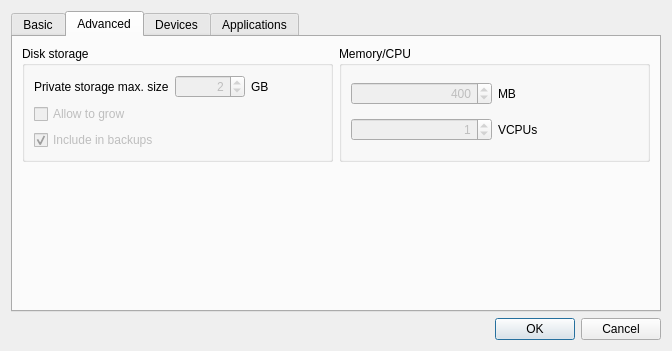
First picture: the form in settingsdlg.ui, repository QubesOS/qubes-manager, before the edit.
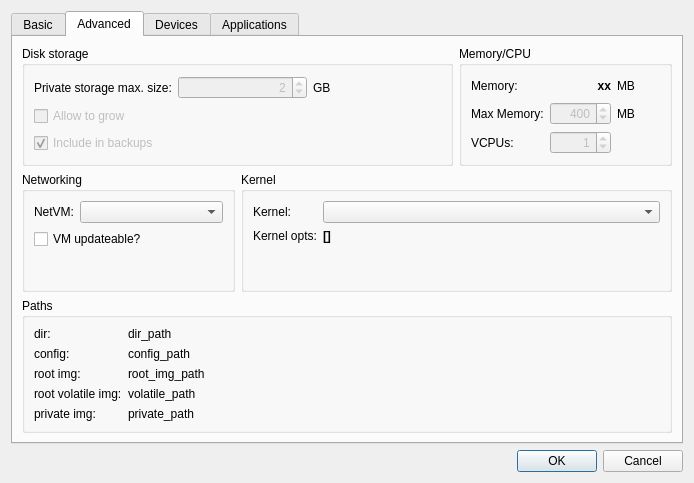
Second picture: the form after the edit. The open tabs and pages were chosen to show the change. Icons and pictures are not drawn.

Commit message: Added settings dialog.

The edit to the form file:
```diff
--- a/settingsdlg.ui
+++ b/settingsdlg.ui
@@ -6,8 +6,8 @@
    <rect>
     <x>0</x>
     <y>0</y>
-    <width>672</width>
-    <height>351</height>
+    <width>694</width>
+    <height>483</height>
    </rect>
   </property>
   <property name="windowTitle">
@@ -92,8 +92,8 @@
         <attribute name="title">
          <string>Advanced</string>
         </attribute>
-        <layout class="QGridLayout" name="gridLayout_4">
-         <item row="0" column="0">
+        <layout class="QGridLayout" name="gridLayout_16">
+         <item row="0" column="0" colspan="2">
           <widget class="QGroupBox" name="groupBox">
            <property name="title">
             <string>Disk storage</string>
@@ -135,7 +135,7 @@
             <item row="0" column="0">
              <widget class="QLabel" name="label_3">
               <property name="text">
-               <string>Private storage max. size</string>
+               <string>Private storage max. size:</string>
               </property>
              </widget>
             </item>
@@ -155,14 +155,14 @@
            </layout>
           </widget>
          </item>
-         <item row="0" column="1">
+         <item row="0" column="2">
           <widget class="QGroupBox" name="groupBox_2">
            <property name="title">
             <string>Memory/CPU</string>
            </property>
            <layout class="QGridLayout" name="gridLayout_5">
-            <item row="0" column="1">
-             <widget class="QSpinBox" name="mem_size">
+            <item row="2" column="1">
+             <widget class="QSpinBox" name="max_mem_size">
               <property name="enabled">
                <bool>false</bool>
               </property>
@@ -180,14 +180,14 @@
               </property>
              </widget>
             </item>
-            <item row="0" column="2">
+            <item row="2" column="2">
              <widget class="QLabel" name="label_6">
               <property name="text">
                <string>MB</string>
               </property>
              </widget>
             </item>
-            <item row="1" column="1">
+            <item row="3" column="1">
              <widget class="QSpinBox" name="spinBox">
               <property name="enabled">
                <bool>false</bool>
@@ -200,10 +200,47 @@
               </property>
              </widget>
             </item>
-            <item row="1" column="2">
+            <item row="0" column="1">
+             <widget class="QLabel" name="mem_size">
+              <property name="font">
+               <font>
+                <weight>75</weight>
+                <bold>true</bold>
+               </font>
+              </property>
+              <property name="text">
+               <string>xx</string>
+              </property>
+              <property name="alignment">
+               <set>Qt::AlignRight|Qt::AlignTrailing|Qt::AlignVCenter</set>
+              </property>
+             </widget>
+            </item>
+            <item row="0" column="2">
+             <widget class="QLabel" name="label_16">
+              <property name="text">
+               <string>MB</string>
+              </property>
+             </widget>
+            </item>
+            <item row="0" column="0">
+             <widget class="QLabel" name="label_15">
+              <property name="text">
+               <string>Memory:</string>
+              </property>
+             </widget>
+            </item>
+            <item row="2" column="0">
+             <widget class="QLabel" name="label_17">
+              <property name="text">
+               <string>Max Memory:</string>
+              </property>
+             </widget>
+            </item>
+            <item row="3" column="0">
              <widget class="QLabel" name="label_4">
               <property name="text">
-               <string>VCPUs</string>
+               <string>VCPUs:</string>
               </property>
              </widget>
             </item>
@@ -211,17 +248,160 @@
           </widget>
          </item>
          <item row="1" column="0">
-          <spacer name="verticalSpacer_2">
-           <property name="orientation">
-            <enum>Qt::Vertical</enum>
+          <widget class="QGroupBox" name="groupBox_9">
+           <property name="title">
+            <string>Networking</string>
            </property>
-           <property name="sizeHint" stdset="0">
-            <size>
-             <width>20</width>
-             <height>124</height>
-            </size>
+           <layout class="QFormLayout" name="formLayout_3">
+            <item row="0" column="0">
+             <widget class="QLabel" name="label_18">
+              <property name="text">
+               <string>NetVM:</string>
+              </property>
+             </widget>
+            </item>
+            <item row="0" column="1">
+             <widget class="QComboBox" name="netVM"/>
+            </item>
+            <item row="1" column="0" colspan="2">
+             <widget class="QCheckBox" name="checkBox_3">
+              <property name="text">
+               <string>VM updateable?</string>
+              </property>
+             </widget>
+            </item>
+           </layout>
+          </widget>
+         </item>
+         <item row="1" column="1" colspan="2">
+          <widget class="QGroupBox" name="groupBox_10">
+           <property name="title">
+            <string>Kernel</string>
            </property>
-          </spacer>
+           <layout class="QFormLayout" name="formLayout_2">
+            <item row="0" column="0">
+             <widget class="QLabel" name="label_19">
+              <property name="text">
+               <string>Kernel:</string>
+              </property>
+             </widget>
+            </item>
+            <item row="0" column="1">
+             <widget class="QComboBox" name="kernel"/>
+            </item>
+            <item row="1" column="0">
+             <widget class="QLabel" name="label_20">
+              <property name="text">
+               <string>Kernel opts:</string>
+              </property>
+             </widget>
+            </item>
+            <item row="1" column="1">
+             <widget class="QLabel" name="kernel_opts">
+              <property name="font">
+               <font>
+                <weight>75</weight>
+                <bold>true</bold>
+               </font>
+              </property>
+              <property name="text">
+               <string>[]</string>
+              </property>
+             </widget>
+            </item>
+           </layout>
+          </widget>
+         </item>
+         <item row="2" column="0" colspan="3">
+          <widget class="QGroupBox" name="groupBox_11">
+           <property name="title">
+            <string>Paths</string>
+           </property>
+           <layout class="QFormLayout" name="formLayout">
+            <item row="0" column="0">
+             <widget class="QLabel" name="label_21">
+              <property name="text">
+               <string>dir:</string>
+              </property>
+             </widget>
+            </item>
+            <item row="0" column="1">
+             <widget class="QLabel" name="dir_path">
+              <property name="font">
+               <font>
+                <weight>50</weight>
+                <bold>false</bold>
+               </font>
+              </property>
+              <property name="text">
+               <string>dir_path</string>
+              </property>
+             </widget>
+            </item>
+            <item row="1" column="0">
+             <widget class="QLabel" name="label_22">
+              <property name="text">
+               <string>config:</string>
+              </property>
+             </widget>
+            </item>
+            <item row="1" column="1">
+             <widget class="QLabel" name="config_path">
+              <property name="font">
+               <font>
+                <weight>50</weight>
+                <bold>false</bold>
+               </font>
+              </property>
+              <property name="text">
+               <string>config_path</string>
+              </property>
+             </widget>
+            </item>
+            <item row="2" column="0">
+             <widget class="QLabel" name="label_23">
+              <property name="text">
+               <string>root img:</string>
+              </property>
+             </widget>
+            </item>
+            <item row="2" column="1">
+             <widget class="QLabel" name="root_img_path">
+              <property name="text">
+               <string>root_img_path</string>
+              </property>
+             </widget>
+            </item>
+            <item row="3" column="0">
+             <widget class="QLabel" name="label_24">
+              <property name="text">
+               <string>root volatile img:</string>
+              </property>
+             </widget>
+            </item>
+            <item row="3" column="1">
+             <widget class="QLabel" name="volatile_img_path">
+              <property name="text">
+               <string>volatile_path</string>
+              </property>
+             </widget>
+            </item>
+            <item row="4" column="0">
+             <widget class="QLabel" name="label_25">
+              <property name="text">
+               <string>private img:</string>
+              </property>
+             </widget>
+            </item>
+            <item row="4" column="1">
+             <widget class="QLabel" name="private_img_path">
+              <property name="text">
+               <string>private_path</string>
+              </property>
+             </widget>
+            </item>
+           </layout>
+          </widget>
          </item>
         </layout>
        </widget>
```
Left out of the diff: 179 changed lines with no effect on the pictures. The commit also changes 3 other files.
